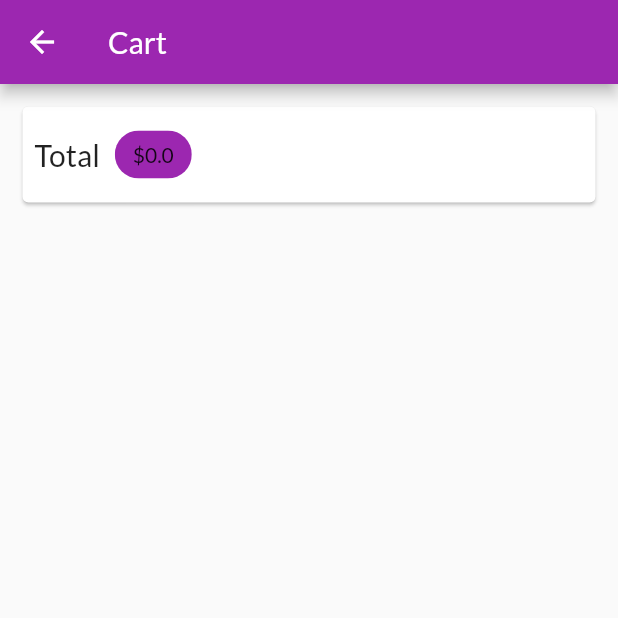
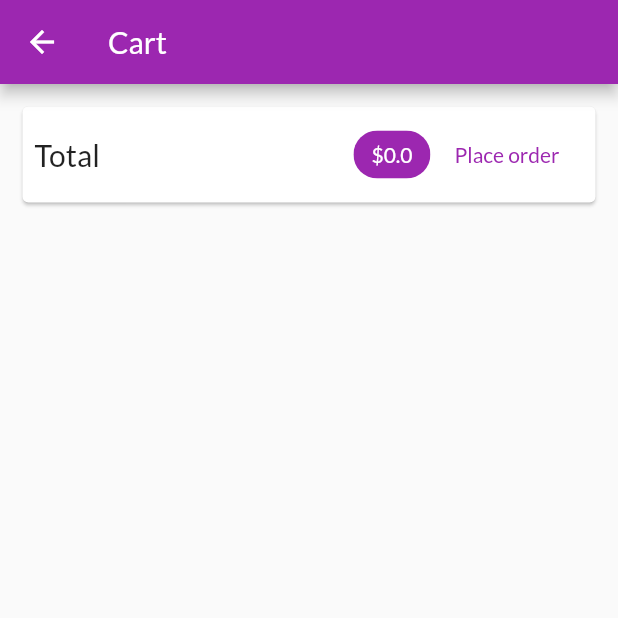
Before and after one commit to UrbanSwati/myshop, a Flutter app: the CartScreen screen opened by its route, on a phone screen of 412 x 824 dp, the top half of it. Run offline on Flutter 3.47's test engine with Material 2 defaults, Android fonts, the phone set to English and light mode, and no system bars; network calls fail.

Commit message:
modified cart screen

```diff
--- a/lib/screens/cart_screen.dart
+++ b/lib/screens/cart_screen.dart
@@ -20,12 +20,21 @@ class CartScreen extends StatelessWidget {
             child: Padding(
               padding: EdgeInsets.all(8),
               child: Row(
+                mainAxisAlignment: MainAxisAlignment.spaceBetween,
                 children: <Widget>[
                   Text('Total', style: TextStyle(fontSize: 20)),
-                  SizedBox(width: 10),
+                  Spacer(),
                   Chip(
-                    label: Text('\$${cart.totalAmount}'),
+                    label: Text(
+                      '\$${cart.totalAmount}',
+                      style: TextStyle(color: Theme.of(context).primaryTextTheme.title.color),
+                    ),
                     backgroundColor: Theme.of(context).primaryColor,
+                  ),
+                  FlatButton(
+                    child: Text('Place order'),
+                    onPressed: () {},
+                    textColor: Theme.of(context).primaryColor,
                   )
                 ],
               ),
```
